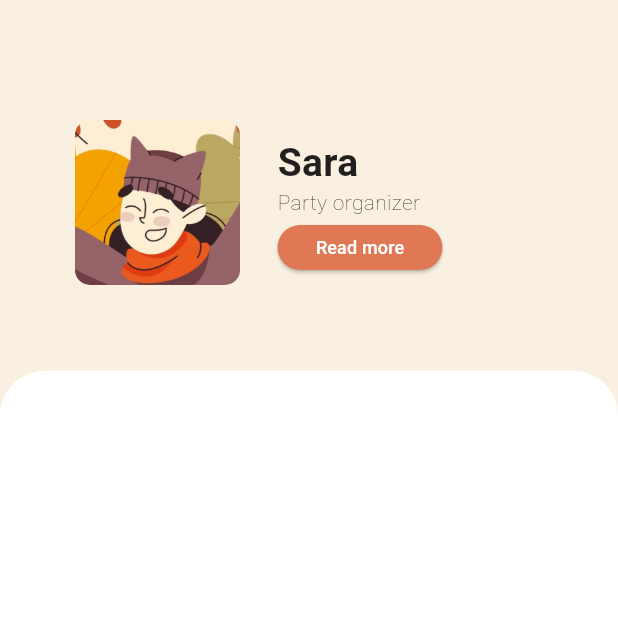
After one commit to khusantoy/scheduler, a Flutter app: the MonthlyHolidaysPage screen opened directly, on a phone screen of 412 x 824 dp, the top half of it. The commit adds this screen. Run offline on Flutter 3.47's test engine with Material 3 defaults, Android fonts, the phone set to English and light mode, and no system bars.

Commit message:
completed Monthly holidays page header

```diff
--- a/lib/main.dart
+++ b/lib/main.dart
@@ -2,13 +2,14 @@ import 'package:flutter/material.dart';
 import 'package:scheduler/pages/home_page.dart';
 
 void main() {
-  runApp(MyApp());
+  runApp(const MyApp());
 }
 
 class MyApp extends StatelessWidget {
+  const MyApp({super.key});
   @override
   Widget build(BuildContext context) {
-    return MaterialApp(
+    return const MaterialApp(
       debugShowCheckedModeBanner: false,
       home: HomePage(),
     );
--- a/lib/pages/home_page.dart
+++ b/lib/pages/home_page.dart
@@ -1,6 +1,5 @@
-import 'package:flutter/cupertino.dart';
 import 'package:flutter/material.dart';
-import 'package:flutter/widgets.dart';
+import 'package:scheduler/pages/monthly_holidays_page.dart';
 
 class HomePage extends StatelessWidget {
   const HomePage({super.key});
@@ -63,14 +62,24 @@ class HomePage extends StatelessWidget {
                   Positioned(
                     top: 50,
                     right: 50,
-                    child: Container(
-                      width: 50,
-                      height: 50,
-                      decoration: BoxDecoration(
+                    child: GestureDetector(
+                      onTap: () {
+                        Navigator.of(context).push(
+                          MaterialPageRoute(
+                            builder: (context) => MonthlyHolidaysPage(),
+                          ),
+                        );
+                      },
+                      child: Container(
+                        width: 50,
+                        height: 50,
+                        decoration: BoxDecoration(
                           borderRadius: BorderRadius.circular(10),
                           image: const DecorationImage(
                             image: AssetImage("assets/images/avatar.jpg"),
-                          )),
+                          ),
+                        ),
+                      ),
                     ),
                   ),
                   const Positioned(
--- /dev/null
+++ b/lib/pages/monthly_holidays_page.dart
@@ -0,0 +1,100 @@
+import 'package:flutter/cupertino.dart';
+import 'package:flutter/material.dart';
+import 'package:flutter/widgets.dart';
+
+class MonthlyHolidaysPage extends StatelessWidget {
+  @override
+  Widget build(BuildContext context) {
+    final double screenWidth = MediaQuery.of(context).size.width;
+    final double screenHeight = MediaQuery.of(context).size.height;
+    return Scaffold(
+      body: Stack(
+        children: [
+          Container(
+              width: screenWidth,
+              height: screenHeight * 0.4,
+              decoration: const BoxDecoration(
+                color: Color(0xFFFAF0E1),
+              ),
+              child: Stack(
+                children: [
+                  Positioned(
+                    top: 80,
+                    left: 50,
+                    child: Container(
+                      width: 110,
+                      height: 110,
+                      decoration: BoxDecoration(
+                        borderRadius: BorderRadius.circular(10),
+                        image: const DecorationImage(
+                          image: AssetImage("assets/images/avatar.jpg"),
+                        ),
+                      ),
+                    ),
+                  ),
+                  const Positioned(
+                    top: 90,
+                    left: 185,
+                    child: Text(
+                      "Sara",
+                      style: TextStyle(
+                        fontSize: 26,
+                        fontWeight: FontWeight.w600,
+                        color: Colors.black87,
+                      ),
+                    ),
+                  ),
+                  const Positioned(
+                    top: 125,
+                    left: 185,
+                    child: Text(
+                      "Party organizer",
+                      style: TextStyle(
+                        color: Colors.black,
+                        fontSize: 14,
+                        fontWeight: FontWeight.w200,
+                      ),
+                    ),
+                  ),
+                  Positioned(
+                    top: 150,
+                    left: 185,
+                    child: SizedBox(
+                      width: 110,
+                      height: 30,
+                      child: ElevatedButton(
+                        style: ElevatedButton.styleFrom(
+                          backgroundColor: Color(0xFFE17855),
+                        ),
+                        onPressed: () {},
+                        child: const Text(
+                          'Read more',
+                          style: TextStyle(
+                            fontSize: 12,
+                            color: Colors.white,
+                          ),
+                        ),
+                      ),
+                    ),
+                  )
+                ],
+              )),
+          Align(
+            alignment: Alignment.bottomCenter,
+            child: Container(
+              width: screenWidth,
+              height: screenHeight * 0.7,
+              decoration: const BoxDecoration(
+                borderRadius: BorderRadius.only(
+                  topLeft: Radius.circular(30),
+                  topRight: Radius.circular(30),
+                ),
+                color: Colors.white,
+              ),
+            ),
+          )
+        ],
+      ),
+    );
+  }
+}
```
